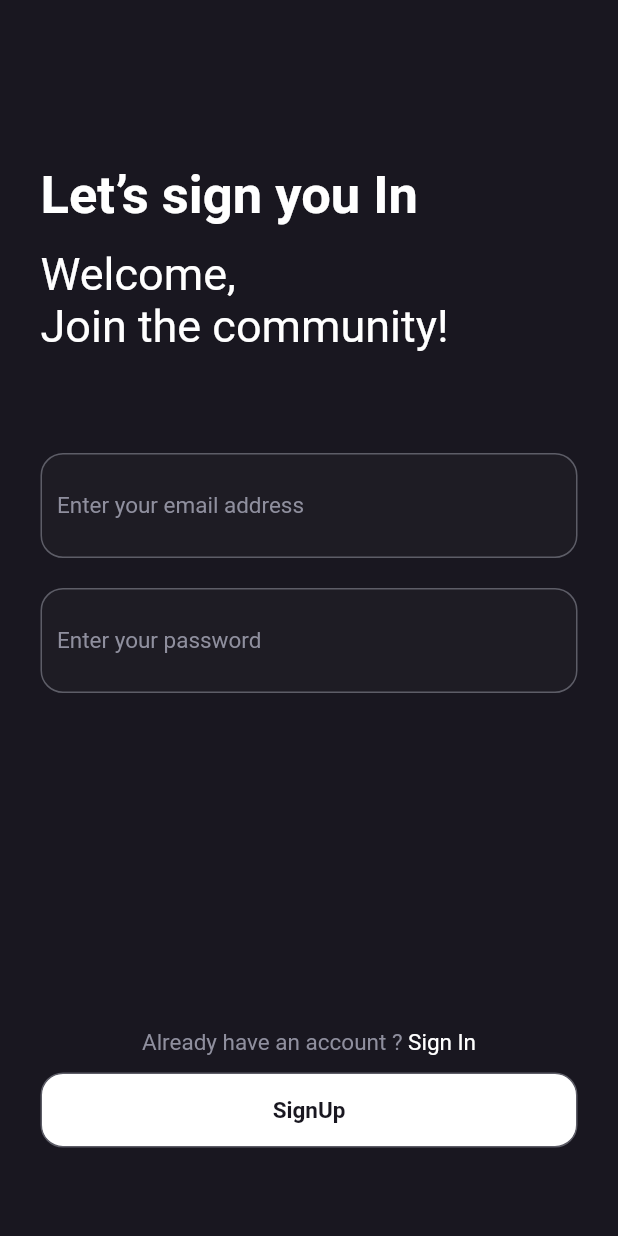
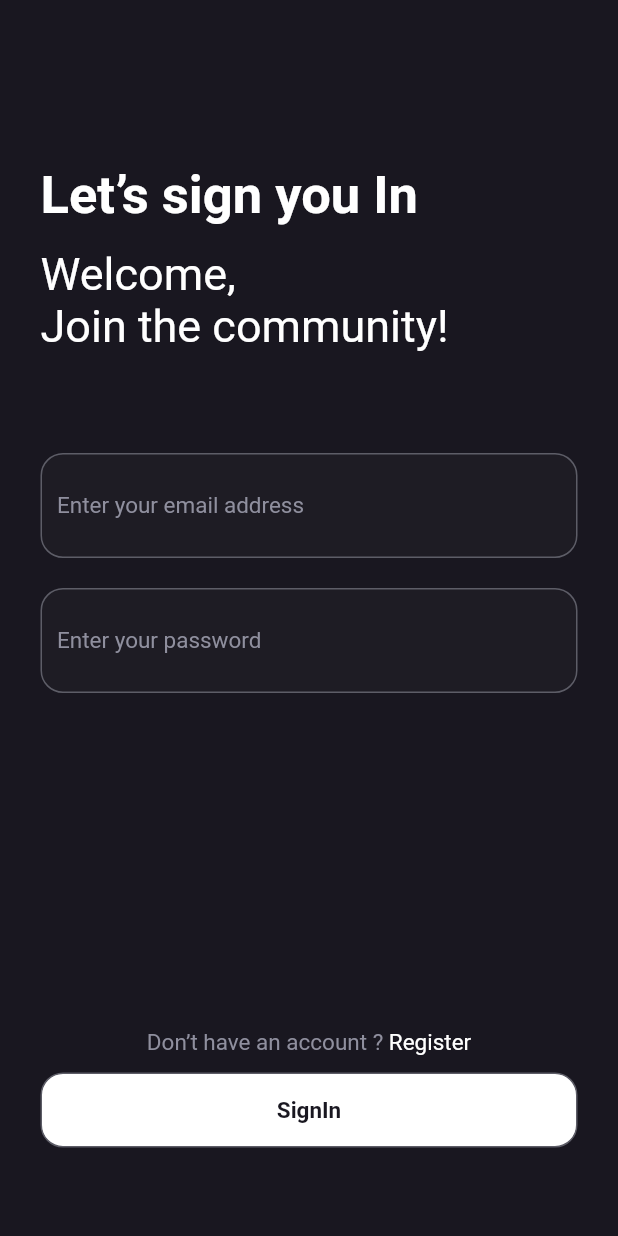
Before and after one commit to hammadkahn/FlutterJobListingApp, a Flutter app: the screen it shows after launch, after a tap on "Already have an account ?", on a phone screen of 412 x 824 dp. Run offline on Flutter 3.47's test engine with Material 2 defaults, Android fonts, the phone set to English and light mode, and no system bars.

Commit message:
First Day 2nd commit

```diff
--- a/lib/Screens/signin.dart
+++ b/lib/Screens/signin.dart
@@ -1,3 +1,5 @@
+import 'package:app/Screens/listing.dart';
+import 'package:app/Screens/signup.dart';
 import 'package:flutter/material.dart';
 
 import '../app_button.dart';
@@ -31,20 +33,28 @@ class SignIn extends StatelessWidget {
               const AppTextfeild(placeholder: "Enter your password"),
               const Spacer(),
               GestureDetector(
-                onTap: () {},
+                onTap: () {
+                  Navigator.of(context)
+                      .push(MaterialPageRoute(builder: (_) => Signup()));
+                },
                 child: Row(
                   mainAxisAlignment: MainAxisAlignment.center,
                   children: const [
-                    Text("Already have an account ?",
+                    Text("Don’t have an account ?",
                         style:
                             TextStyle(color: Color(0xFF8F8F9E), fontSize: 15)),
-                    Text(" Sign In",
+                    Text(" Register",
                         style: TextStyle(color: Colors.white, fontSize: 15)),
                   ],
                 ),
               ),
               const SizedBox(height: 11),
-              AppButton(label: "SignUp", onPress: onSignPress)
+              GestureDetector(
+                  onTap: () {
+                    Navigator.of(context)
+                        .push(MaterialPageRoute(builder: (_) => Listing()));
+                  },
+                  child: AppButton(label: "SignIn", onPress: onSignPress))
             ],
           )),
     );
--- a/lib/Screens/signup.dart
+++ b/lib/Screens/signup.dart
@@ -49,7 +49,12 @@ class Signup extends StatelessWidget {
                 ),
               ),
               const SizedBox(height: 11),
-              AppButton(label: "SignUp", onPress: onSignPress)
+              GestureDetector(
+                  onTap: () {
+                    Navigator.of(context)
+                        .push(MaterialPageRoute(builder: (_) => SignIn()));
+                  },
+                  child: AppButton(label: "SignUp", onPress: onSignPress))
             ],
           )),
     );
```
Also changed, not shown: lib/Screens/job_listbox.dart (added, +31 -0 lines), lib/Screens/listing.dart (added, +50 -0 lines), pubspec.yaml (+5 -3 lines), images/Back.svg (added), images/search.svg (added), pubspec.lock, 1 other file.
